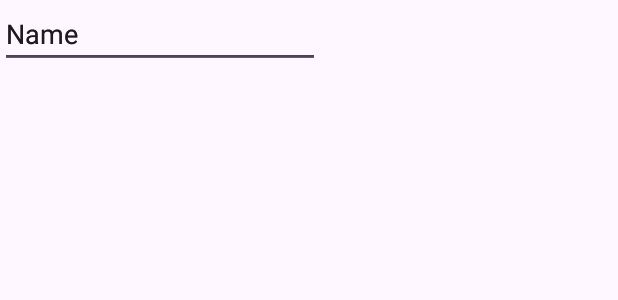
After one commit to pasbi/ChordMate, an Android app: the layout fragment_song_edit.xml on its own in the app's theme, with its tools: preview values and no code run, on a phone screen of 412 x 824 dp. The commit adds this screen. Shown: the top 300 px of the screen. Run offline under Robolectric (Android 15) with nearby library versions, the phone set to English and light mode, and no system bars.

```diff
--- /dev/null
+++ b/app/src/main/java/de/pakab/chordmate/SongEditFragment.kt
@@ -0,0 +1,4 @@
+package de.pakab.chordmate
+
+class SongEditFragment {
+}
--- a/app/src/main/java/de/pakab/chordmate/fragments/list/ListFragment.kt
+++ b/app/src/main/java/de/pakab/chordmate/fragments/list/ListFragment.kt
@@ -33,7 +33,8 @@ class ListFragment : Fragment() {
         _binding = FragmentListBinding.inflate(inflater, container, false)
         val view = binding.root
         _binding!!.fabAdd.setOnClickListener {
-            findNavController().navigate(R.id.action_listFragment_to_addFragment)
+            val action = ListFragmentDirections.actionListFragmentToAddFragment(null)
+            findNavController().navigate(action)
         }
         val adapter =
             SongsAdapter(
--- a/app/src/main/java/de/pakab/chordmate/model/Song.kt
+++ b/app/src/main/java/de/pakab/chordmate/model/Song.kt
@@ -12,4 +12,5 @@ data class Song(
     @PrimaryKey(autoGenerate = true) val id: Int,
     @ColumnInfo(name = "title") val title: String?,
     @ColumnInfo(name = "interpret") val interpret: String?,
+//    @ColumnInfo(name = "content") val content: String?,
 ) : Parcelable
--- /dev/null
+++ b/app/src/main/res/layout/fragment_song_edit.xml
@@ -0,0 +1,44 @@
+<?xml version="1.0" encoding="utf-8"?>
+<androidx.constraintlayout.widget.ConstraintLayout xmlns:android="http://schemas.android.com/apk/res/android"
+    xmlns:app="http://schemas.android.com/apk/res-auto"
+    xmlns:tools="http://schemas.android.com/tools"
+    android:layout_width="match_parent"
+    android:layout_height="match_parent">
+
+    <ScrollView
+        android:layout_width="409dp"
+        android:layout_height="729dp"
+        tools:layout_editor_absoluteX="1dp"
+        tools:layout_editor_absoluteY="1dp">
+
+        <androidx.constraintlayout.widget.ConstraintLayout
+            android:id="@+id/linearLayout"
+            android:layout_width="match_parent"
+            android:layout_height="wrap_content">
+
+            <EditText
+                android:id="@+id/editTextText4"
+                android:layout_width="wrap_content"
+                android:layout_height="wrap_content"
+                android:ems="10"
+                android:inputType="text"
+                android:text="Name" />
+
+            <EditText
+                android:id="@+id/editTextText5"
+                android:layout_width="wrap_content"
+                android:layout_height="wrap_content"
+                android:ems="10"
+                android:inputType="text"
+                android:text="Name" />
+
+            <EditText
+                android:id="@+id/editTextTextMultiLine2"
+                android:layout_width="wrap_content"
+                android:layout_height="wrap_content"
+                android:ems="10"
+                android:gravity="start|top"
+                android:inputType="textMultiLine" />
+        </androidx.constraintlayout.widget.ConstraintLayout>
+    </ScrollView>
+</androidx.constraintlayout.widget.ConstraintLayout>
```
Also changed, not shown: app/build.gradle.kts (+8 -5 lines), app/src/main/java/de/pakab/chordmate/AppDatabase.kt (+8 -1 lines), app/src/main/java/de/pakab/chordmate/fragments/add/AddFragment.kt (+20 -2 lines), app/src/main/res/layout/fragment_add.xml (+42 -11 lines), app/src/main/res/navigation/nav_graph.xml (+6 -3 lines), 1 other file.
